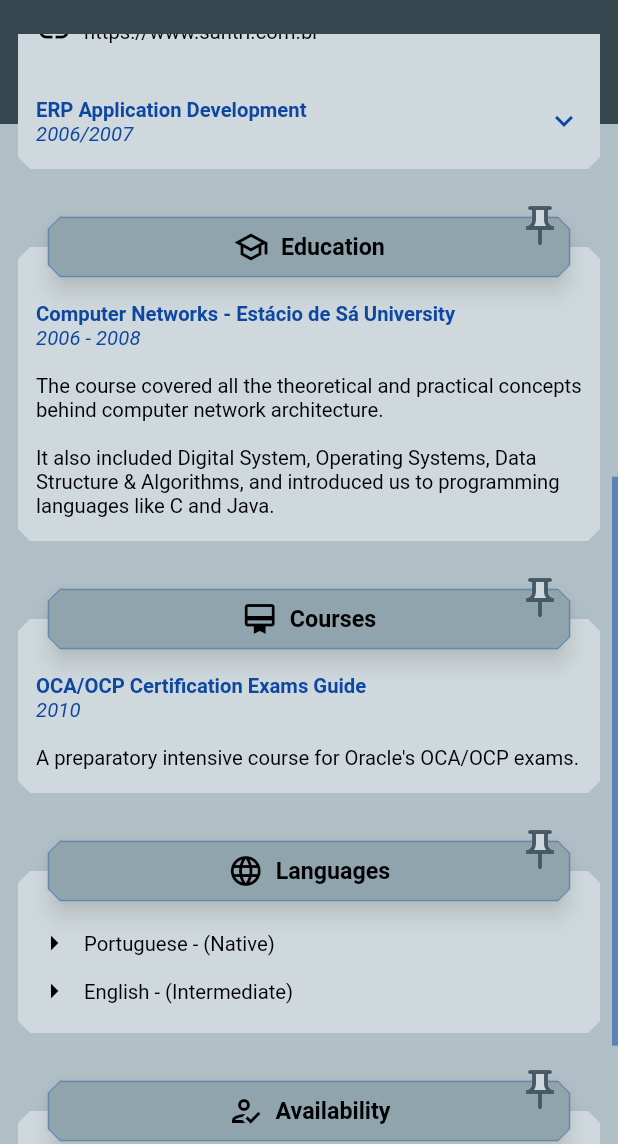
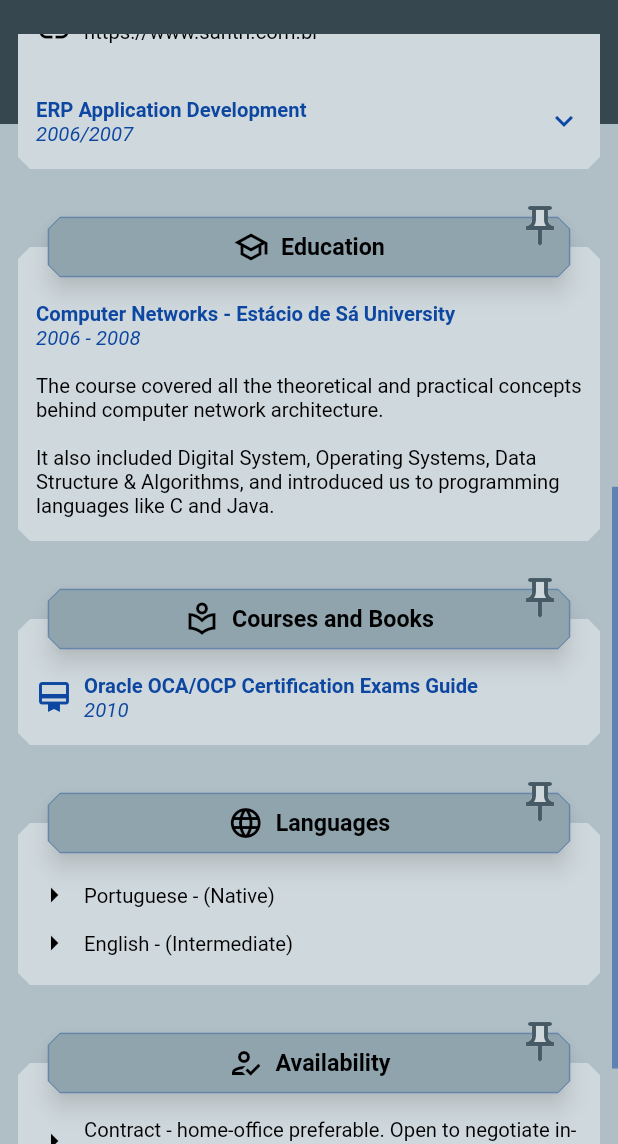
Before and after one commit to jmsil/flutter_my_cv, a Flutter app: the screen it shows after launch, scrolled down 576 dp, on a phone screen of 412 x 824 dp, the part 92-1236 px from its top. Run offline on Flutter 3.47's test engine with Material 2 defaults, Android fonts, the phone set to English and light mode, and no system bars.

Commit message:
Changes the "Courses" group to "Courses and Books"

```diff
--- a/lib/scaffold/content.dart
+++ b/lib/scaffold/content.dart
@@ -22,7 +22,7 @@ class AppContent extends StatelessWidget {
         _ProfessionalSummaryGroup(),
         _ProfessionalExperienceGroup(),
         _EducationGroup(),
-        _CoursesGroup(),
+        _CoursesAndBooksGroup(),
 
         // Languages
         _ItemsGroup(
@@ -82,21 +82,6 @@ class _EducationGroup extends ContentGroup {
     );
 }
 
-class _CoursesGroup extends ContentGroup {
-  _CoursesGroup()
-    :
-    super(
-      AppIcons.course,
-      CvStrings.coursesTitle,
-      [
-        Text(CvStrings.coursesOracleTitle, style: AppTheme.normalDarkBlueBoldStyle),
-        Text('2010', style: AppTheme.normalDarkBlueItalicStyle),
-        AppUiConst.vsep16,
-        Text(CvStrings.coursesOracleText, style: AppTheme.normalDarkStyle)
-      ]
-    );
-}
-
 class _ItemsGroup extends ContentGroup {
   _ItemsGroup(IconData icon, String title, String item1, String item2)
     :
@@ -110,12 +95,43 @@ class _ItemsGroup extends ContentGroup {
     );
 }
 
+class _CoursesAndBooksGroup extends StatelessWidget {
+  final List<Widget> children = [];
+
+  @override
+  Widget build(BuildContext context) {
+    addChild(CvStrings.courseOracleOcaOcpTitle, '2010', true);
+    return ContentGroup(
+      AppIcons.studying,
+      CvStrings.coursesAndBooksTitle,
+      children
+    );
+  }
+
+  addChild(String title, String detail, bool isCourse) {
+    final Widget child = Row(
+      children: [
+        Icon(isCourse ? AppIcons.course : AppIcons.book, color: AppTheme.darkBlue),
+        AppUiConst.hsep8,
+        Column(
+          crossAxisAlignment: CrossAxisAlignment.start,
+          children: [
+            Text(title, style: AppTheme.normalDarkBlueBoldStyle),
+            Text(detail, style: AppTheme.normalDarkBlueItalicStyle)
+          ]
+        )
+      ]
+    );
+    children.add(child);
+  }
+}
+
 class _ProfessionalExperienceGroup extends StatelessWidget {
   final List<Widget> children = [];
 
   @override
   Widget build(BuildContext context) {
-    addSubgroupToChildren(
+    addChild(
       CvStrings.fortlevExperienceTitle, CvStrings.fortlevExperiencePeriod,
       Column(
         children: [
@@ -127,23 +143,23 @@ class _ProfessionalExperienceGroup extends StatelessWidget {
       CvStrings.fortlevExperienceText, true
     );
 
-    addSubgroupToChildren(
+    addChild(
       CvStrings.flutterExperienceTitle, '2021', null,
       CvStrings.flutterExperienceText, true
     );
 
-    addSubgroupToChildren(
+    addChild(
       CvStrings.mobileGameExperienceTitle, '2013 - 2020', null,
       CvStrings.mobileGameExperienceText, true
     );
 
-    addSubgroupToChildren(
+    addChild(
       CvStrings.santriExperienceTitle, CvStrings.santriExperiencePeriod,
       AppIconText(AppIcons.link, 'https://www.santri.com.br', false, true),
       CvStrings.santriExperienceText, true
     );
 
-    addSubgroupToChildren(
+    addChild(
       CvStrings.smallERPTitle, '2006/2007', null,
       CvStrings.smallERPText, false
     );
@@ -156,7 +172,7 @@ class _ProfessionalExperienceGroup extends StatelessWidget {
     );
   }
 
-  void addSubgroupToChildren(
+  void addChild(
       String title,
       String period,
       Widget? fixedContent,
--- a/lib/ui/const.dart
+++ b/lib/ui/const.dart
@@ -21,6 +21,7 @@ class AppIcons {
   static const IconData arrow_up = Icons.keyboard_arrow_up;
   static const IconData availability = Icons.how_to_reg_outlined;
   static const IconData back = Icons.arrow_back;
+  static const IconData book = Icons.auto_stories_outlined;
   static const IconData code = Icons.code;
   static const IconData course = Icons.card_membership_outlined;
   static const IconData education = Icons.school_outlined;
@@ -32,5 +33,6 @@ class AppIcons {
   static const IconData phone = Icons.phone_outlined;
   static const IconData pin = Icons.push_pin;
   static const IconData pin_outlined = Icons.push_pin_outlined;
+  static const IconData studying = Icons.local_library_outlined;
   static const IconData summary = Icons.summarize_outlined;
 }
--- a/lib/ui/strings.dart
+++ b/lib/ui/strings.dart
@@ -265,20 +265,17 @@ class CvStrings {
     'introduced us to programming languages like C and Java.'
   );
 
-  static String get coursesTitle => _select(
-    'Cursos',
-    'Courses'
+
+  static String get coursesAndBooksTitle => _select(
+    'Cursos e Livros',
+    'Courses and Books'
   );
 
-  static String get coursesOracleTitle => _select(
-    'Guia Para os Exames de Certificação OCA/OCP',
-    'OCA/OCP Certification Exams Guide'
+  static String get courseOracleOcaOcpTitle => _select(
+    'Guia Para os Exames de Certificação OCA/OCP Oracle',
+    'Oracle OCA/OCP Certification Exams Guide'
   );
 
-  static String get coursesOracleText => _select(
-    'Um curso preparatório intensivo para os exames OCA/OCP da Oracle.',
-    'A preparatory intensive course for Oracle\'s OCA/OCP exams.'
-  );
 
   static String get languagesTitle => _select(
     'Idiomas',
```
